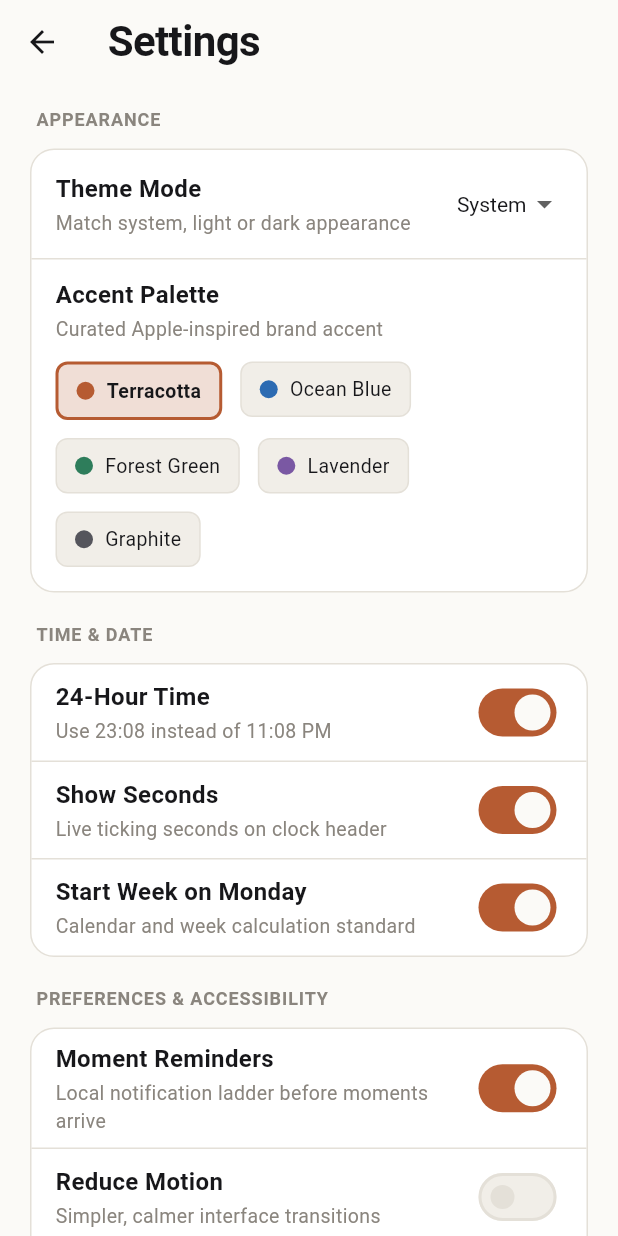
After one commit to kachakaran6/kairos, a Flutter app: the screen it shows after launch, item 2 of the bottom bar chosen, after a tap on the "settings" icon, on a phone screen of 412 x 824 dp. The commit adds this screen. Run offline on Flutter 3.47's test engine with Material 3 defaults, Android fonts, the phone set to English and light mode, and no system bars; our stand-ins replace flutter_riverpod, shared_preferences.

Commit message:
feat(settings): add comprehensive personal settings center with persistence

```diff
--- a/lib/app/shell/kairos_shell.dart
+++ b/lib/app/shell/kairos_shell.dart
@@ -13,6 +13,7 @@ import '../../features/moments/domain/moment_phase.dart';
 import '../../features/moments/presentation/moment_controller.dart';
 import '../../features/moments/presentation/moment_detail_page.dart';
 import '../../features/moments/presentation/moment_list_tab.dart';
+import '../../features/settings/presentation/settings_page.dart';
 import '../../features/stopwatch/presentation/stopwatch_page.dart';
 import '../../features/timer/presentation/timer_page.dart';
 import '../../features/world_clock/presentation/world_clock_page.dart';
@@ -80,7 +81,22 @@ class _NowPage extends ConsumerWidget {
             vertical: Space.lg,
           ),
           children: <Widget>[
-            _LiveClockBlock(clock: ref.read(clockProvider)),
+            Row(
+              mainAxisAlignment: MainAxisAlignment.spaceBetween,
+              children: [
+                _LiveClockBlock(clock: ref.read(clockProvider)),
+                IconButton(
+                  icon: Icon(Icons.settings_outlined, color: colours.textTertiary),
+                  onPressed: () {
+                    Navigator.of(context).push(
+                      MaterialPageRoute<void>(
+                        builder: (_) => const SettingsPage(),
+                      ),
+                    );
+                  },
+                ),
+              ],
+            ),
             const SizedBox(height: Space.xxl),
             Text(
               'INSTRUMENTS',
--- /dev/null
+++ b/lib/features/settings/domain/user_settings.dart
@@ -0,0 +1,69 @@
+import 'package:flutter/material.dart';
+
+import '../../../core/design/palette_tokens.dart';
+
+enum AccentPalette {
+  terracotta('Terracotta', KairosAccentPalettes.terracottaLight, KairosAccentPalettes.terracottaDark),
+  oceanBlue('Ocean Blue', KairosAccentPalettes.oceanBlueLight, KairosAccentPalettes.oceanBlueDark),
+  forestGreen('Forest Green', KairosAccentPalettes.forestGreenLight, KairosAccentPalettes.forestGreenDark),
+  lavender('Lavender', KairosAccentPalettes.lavenderLight, KairosAccentPalettes.lavenderDark),
+  graphite('Graphite', KairosAccentPalettes.graphiteLight, KairosAccentPalettes.graphiteDark);
+
+  const AccentPalette(this.label, this.lightColor, this.darkColor);
+
+  final String label;
+  final Color lightColor;
+  final Color darkColor;
+}
+
+class UserSettings {
+  const UserSettings({
+    this.themeMode = ThemeMode.system,
+    this.accentPalette = AccentPalette.terracotta,
+    this.use24HourFormat = true,
+    this.showSeconds = true,
+    this.firstDayMonday = true,
+    this.reduceMotion = false,
+    this.highContrast = false,
+    this.notificationsEnabled = true,
+    this.defaultCategory = 'Custom',
+    this.defaultAllDay = true,
+  });
+
+  final ThemeMode themeMode;
+  final AccentPalette accentPalette;
+  final bool use24HourFormat;
+  final bool showSeconds;
+  final bool firstDayMonday;
+  final bool reduceMotion;
+  final bool highContrast;
+  final bool notificationsEnabled;
+  final String defaultCategory;
+  final bool defaultAllDay;
+
+  UserSettings copyWith({
+    ThemeMode? themeMode,
+    AccentPalette? accentPalette,
+    bool? use24HourFormat,
+    bool? showSeconds,
+    bool? firstDayMonday,
+    bool? reduceMotion,
+    bool? highContrast,
+    bool? notificationsEnabled,
+    String? defaultCategory,
+    bool? defaultAllDay,
+  }) {
+    return UserSettings(
+      themeMode: themeMode ?? this.themeMode,
+      accentPalette: accentPalette ?? this.accentPalette,
+      use24HourFormat: use24HourFormat ?? this.use24HourFormat,
+      showSeconds: showSeconds ?? this.showSeconds,
+      firstDayMonday: firstDayMonday ?? this.firstDayMonday,
+      reduceMotion: reduceMotion ?? this.reduceMotion,
+      highContrast: highContrast ?? this.highContrast,
+      notificationsEnabled: notificationsEnabled ?? this.notificationsEnabled,
+      defaultCategory: defaultCategory ?? this.defaultCategory,
+      defaultAllDay: defaultAllDay ?? this.defaultAllDay,
+    );
+  }
+}
--- /dev/null
+++ b/lib/features/settings/presentation/settings_controller.dart
@@ -0,0 +1,107 @@
+import 'package:flutter/material.dart';
+import 'package:flutter_riverpod/flutter_riverpod.dart';
+import 'package:shared_preferences/shared_preferences.dart';
+
+import '../domain/user_settings.dart';
+
+class SettingsController extends Notifier<UserSettings> {
+  static const _themeModeKey = 'kairos_setting_theme_mode';
+  static const _paletteKey = 'kairos_setting_palette';
+  static const _24HourKey = 'kairos_setting_24hour';
+  static const _showSecondsKey = 'kairos_setting_show_seconds';
+  static const _mondayFirstKey = 'kairos_setting_monday_first';
+  static const _reduceMotionKey = 'kairos_setting_reduce_motion';
+  static const _highContrastKey = 'kairos_setting_high_contrast';
+  static const _notificationsKey = 'kairos_setting_notifications';
+
+  @override
+  UserSettings build() {
+    _loadFromPrefs();
+    return const UserSettings();
+  }
+
+  Future<void> _loadFromPrefs() async {
+    final prefs = await SharedPreferences.getInstance();
+    final themeStr = prefs.getString(_themeModeKey);
+    final themeMode = themeStr == 'dark'
+        ? ThemeMode.dark
+        : (themeStr == 'light' ? ThemeMode.light : ThemeMode.system);
+
+    final paletteStr = prefs.getString(_paletteKey);
+    final palette = AccentPalette.values.firstWhere(
+      (p) => p.name == paletteStr,
+      orElse: () => AccentPalette.terracotta,
+    );
+
+    final use24Hour = prefs.getBool(_24HourKey) ?? true;
+    final showSeconds = prefs.getBool(_showSecondsKey) ?? true;
+    final mondayFirst = prefs.getBool(_mondayFirstKey) ?? true;
+    final reduceMotion = prefs.getBool(_reduceMotionKey) ?? false;
+    final highContrast = prefs.getBool(_highContrastKey) ?? false;
+    final notifications = prefs.getBool(_notificationsKey) ?? true;
+
+    state = UserSettings(
+      themeMode: themeMode,
+      accentPalette: palette,
+      use24HourFormat: use24Hour,
+      showSeconds: showSeconds,
+      firstDayMonday: mondayFirst,
+      reduceMotion: reduceMotion,
+      highContrast: highContrast,
+      notificationsEnabled: notifications,
+    );
+  }
+
+  Future<void> setThemeMode(ThemeMode mode) async {
+    state = state.copyWith(themeMode: mode);
+    final prefs = await SharedPreferences.getInstance();
+    final modeStr = mode == ThemeMode.dark ? 'dark' : (mode == ThemeMode.light ? 'light' : 'system');
+    await prefs.setString(_themeModeKey, modeStr);
+  }
+
+  Future<void> setAccentPalette(AccentPalette palette) async {
+    state = state.copyWith(accentPalette: palette);
+    final prefs = await SharedPreferences.getInstance();
+    await prefs.setString(_paletteKey, palette.name);
+  }
+
+  Future<void> set24HourFormat(bool enabled) async {
+    state = state.copyWith(use24HourFormat: enabled);
+    final prefs = await SharedPreferences.getInstance();
+    await prefs.setBool(_24HourKey, enabled);
+  }
+
+  Future<void> setShowSeconds(bool show) async {
+    state = state.copyWith(showSeconds: show);
+    final prefs = await SharedPreferences.getInstance();
+    await prefs.setBool(_showSecondsKey, show);
+  }
+
+  Future<void> setFirstDayMonday(bool monday) async {
+    state = state.copyWith(firstDayMonday: monday);
+    final prefs = await SharedPreferences.getInstance();
+    await prefs.setBool(_mondayFirstKey, monday);
+  }
+
+  Future<void> setReduceMotion(bool reduce) async {
+    state = state.copyWith(reduceMotion: reduce);
+    final prefs = await SharedPreferences.getInstance();
+    await prefs.setBool(_reduceMotionKey, reduce);
+  }
+
+  Future<void> setHighContrast(bool contrast) async {
+    state = state.copyWith(highContrast: contrast);
+    final prefs = await SharedPreferences.getInstance();
+    await prefs.setBool(_highContrastKey, contrast);
+  }
+
+  Future<void> setNotificationsEnabled(bool enabled) async {
+    state = state.copyWith(notificationsEnabled: enabled);
+    final prefs = await SharedPreferences.getInstance();
+    await prefs.setBool(_notificationsKey, enabled);
+  }
+}
+
+final settingsProvider = NotifierProvider<SettingsController, UserSettings>(() {
+  return SettingsController();
+});
--- /dev/null
+++ b/lib/features/settings/presentation/settings_page.dart
@@ -0,0 +1,351 @@
+import 'package:flutter/material.dart';
+import 'package:flutter_riverpod/flutter_riverpod.dart';
+
+import '../../../core/design/radius_tokens.dart';
+import '../../../core/design/spacing_tokens.dart';
+import '../../../core/theme/theme_extension.dart';
+import '../domain/user_settings.dart';
+import 'settings_controller.dart';
+
+class SettingsPage extends ConsumerWidget {
+  const SettingsPage({super.key});
+
+  @override
+  Widget build(BuildContext context, WidgetRef ref) {
+    final kairos = KairosTheme.of(context);
+    final colours = kairos.colours;
+    final settings = ref.watch(settingsProvider);
+    final controller = ref.read(settingsProvider.notifier);
+
+    return Scaffold(
+      backgroundColor: colours.background,
+      appBar: AppBar(
+        title: Text(
+          'Settings',
+          style: kairos.typeScale.title.copyWith(color: colours.textPrimary),
+        ),
+        backgroundColor: colours.background,
+        elevation: 0,
+        iconTheme: IconThemeData(color: colours.textPrimary),
+      ),
+      body: ListView(
+        padding: const EdgeInsets.symmetric(
+          horizontal: Space.phoneMargin,
+          vertical: Space.md,
+        ),
+        children: <Widget>[
+          // Section: Appearance
+          _SectionHeader(title: 'APPEARANCE'),
+          _SettingsContainer(
+            children: <Widget>[
+              _TileRow(
+                title: 'Theme Mode',
+                subtitle: 'Match system, light or dark appearance',
+                trailing: DropdownButton<ThemeMode>(
+                  value: settings.themeMode,
+                  dropdownColor: colours.surface,
+                  style: TextStyle(color: colours.textPrimary),
+                  underline: const SizedBox(),
+                  onChanged: (mode) {
+                    if (mode != null) controller.setThemeMode(mode);
+                  },
+                  items: const [
+                    DropdownMenuItem(value: ThemeMode.system, child: Text('System')),
+                    DropdownMenuItem(value: ThemeMode.light, child: Text('Light')),
+                    DropdownMenuItem(value: ThemeMode.dark, child: Text('Dark')),
+                  ],
+                ),
+              ),
+              const Divider(height: 1),
+              _TileRow(
+                title: 'Accent Palette',
+                subtitle: 'Curated Apple-inspired brand accent',
+                trailing: const SizedBox(),
+              ),
+              Padding(
+                padding: const EdgeInsets.fromLTRB(Space.md, 0, Space.md, Space.md),
+                child: Wrap(
+                  spacing: Space.sm,
+                  runSpacing: Space.sm,
+                  children: AccentPalette.values.map((p) {
+                    final isSelected = settings.accentPalette == p;
+                    final activeColor = colours.isDark ? p.darkColor : p.lightColor;
+                    return InkWell(
+                      borderRadius: BorderRadius.circular(RadiusTokens.sm),
+                      onTap: () => controller.setAccentPalette(p),
+                      child: Container(
+                        padding: const EdgeInsets.symmetric(horizontal: 12, vertical: 8),
+                        decoration: BoxDecoration(
+                          color: isSelected ? activeColor.withValues(alpha: 0.2) : colours.surfaceElevated,
+                          borderRadius: BorderRadius.circular(RadiusTokens.sm),
+                          border: Border.all(
+                            color: isSelected ? activeColor : colours.border,
+                            width: isSelected ? 2 : 1,
+                          ),
+                        ),
+                        child: Row(
+                          mainAxisSize: MainAxisSize.min,
+                          children: [
+                            Container(
+                              width: 12,
+                              height: 12,
+                              decoration: BoxDecoration(
+                                color: activeColor,
+                                shape: BoxShape.circle,
+                              ),
+                            ),
+                            const SizedBox(width: 8),
+                            Text(
+                              p.label,
+                              style: TextStyle(
+                                fontSize: 13,
+                                fontWeight: isSelected ? FontWeight.w600 : FontWeight.normal,
+                                color: colours.textPrimary,
+                              ),
+                            ),
+                          ],
+                        ),
+                      ),
+                    );
+                  }).toList(),
+                ),
+              ),
+            ],
+          ),
+          const SizedBox(height: Space.lg),
+
+          // Section: Time & Date
+          _SectionHeader(title: 'TIME & DATE'),
+          _SettingsContainer(
+            children: <Widget>[
+              _SwitchRow(
+                title: '24-Hour Time',
+                subtitle: 'Use 23:08 instead of 11:08 PM',
+                value: settings.use24HourFormat,
+                onChanged: controller.set24HourFormat,
+              ),
+              const Divider(height: 1),
+              _SwitchRow(
+                title: 'Show Seconds',
+                subtitle: 'Live ticking seconds on clock header',
+                value: settings.showSeconds,
+                onChanged: controller.setShowSeconds,
+              ),
+              const Divider(height: 1),
+              _SwitchRow(
+                title: 'Start Week on Monday',
+                subtitle: 'Calendar and week calculation standard',
+                value: settings.firstDayMonday,
+                onChanged: controller.setFirstDayMonday,
+              ),
+            ],
+          ),
+          const SizedBox(height: Space.lg),
+
+          // Section: Notifications & Accessibility
+          _SectionHeader(title: 'PREFERENCES & ACCESSIBILITY'),
+          _SettingsContainer(
+            children: <Widget>[
+              _SwitchRow(
+                title: 'Moment Reminders',
+                subtitle: 'Local notification ladder before moments arrive',
+                value: settings.notificationsEnabled,
+                onChanged: controller.setNotificationsEnabled,
+              ),
+              const Divider(height: 1),
+              _SwitchRow(
+                title: 'Reduce Motion',
+                subtitle: 'Simpler, calmer interface transitions',
+                value: settings.reduceMotion,
+                onChanged: controller.setReduceMotion,
+              ),
+              const Divider(height: 1),
+              _SwitchRow(
+                title: 'High Contrast Mode',
+                subtitle: 'Enhanced text borders and separations',
+                value: settings.highContrast,
+                onChanged: controller.setHighContrast,
+              ),
+            ],
+          ),
+          const SizedBox(height: Space.lg),
+
+          // Section: Data & About
+          _SectionHeader(title: 'DATA & ABOUT'),
+          _SettingsContainer(
+            children: <Widget>[
+              _TileRow(
+                title: 'Storage Architecture',
+                subtitle: 'Local-first, encrypted offline SQLite',
+                trailing: Text(
+                  'Offline',
+                  style: TextStyle(color: colours.success, fontWeight: FontWeight.w600),
+                ),
+              ),
+              const Divider(height: 1),
+              _TileRow(
+                title: 'Version',
+                subtitle: 'Kairos v1.0.0 (Production Release)',
+                trailing: Text(
+                  '1.0.0+1',
+                  style: TextStyle(color: colours.textTertiary),
+                ),
+              ),
+            ],
+          ),
+          const SizedBox(height: Space.xxl),
+        ],
+      ),
+    );
+  }
+}
+
+class _SectionHeader extends StatelessWidget {
+  const _SectionHeader({required this.title});
+
+  final String title;
+
+  @override
+  Widget build(BuildContext context) {
+    final kairos = KairosTheme.of(context);
+    return Padding(
+      padding: const EdgeInsets.only(left: 4, bottom: Space.sm),
+      child: Text(
+        title,
+        style: kairos.typeScale.section.copyWith(
+          color: kairos.colours.textTertiary,
+          letterSpacing: 0.6,
+          fontSize: 12,
+        ),
+      ),
+    );
+  }
+}
+
+class _SettingsContainer extends StatelessWidget {
+  const _SettingsContainer({required this.children});
+
+  final List<Widget> children;
+
+  @override
+  Widget build(BuildContext context) {
+    final colours = KairosTheme.of(context).colours;
+    return Container(
+      decoration: BoxDecoration(
+        color: colours.surface,
+        borderRadius: BorderRadius.circular(RadiusTokens.lg),
+        border: Border.all(color: colours.border),
+      ),
+      child: Column(
+        crossAxisAlignment: CrossAxisAlignment.stretch,
+        children: children,
+      ),
+    );
+  }
+}
+
+class _TileRow extends StatelessWidget {
+  const _TileRow({
+    required this.title,
+    required this.subtitle,
+    required this.trailing,
+  });
+
+  final String title;
+  final String subtitle;
+  final Widget trailing;
+
+  @override
+  Widget build(BuildContext context) {
+    final kairos = KairosTheme.of(context);
+    final colours = kairos.colours;
+    return Padding(
+      padding: const EdgeInsets.symmetric(horizontal: Space.md, vertical: 12),
+      child: Row(
+        mainAxisAlignment: MainAxisAlignment.spaceBetween,
+        children: [
+          Expanded(
+            child: Column(
+              crossAxisAlignment: CrossAxisAlignment.start,
+              children: [
+                Text(
+                  title,
+                  style: TextStyle(
+                    fontSize: 16,
+                    fontWeight: FontWeight.w600,
+                    color: colours.textPrimary,
+                  ),
+                ),
+                const SizedBox(height: 2),
+                Text(
+                  subtitle,
+                  style: TextStyle(
+                    fontSize: 13,
+                    color: colours.textTertiary,
+                  ),
+                ),
+              ],
+            ),
+          ),
+          trailing,
+        ],
+      ),
+    );
+  }
+}
+
+class _SwitchRow extends StatelessWidget {
+  const _SwitchRow({
+    required this.title,
+    required this.subtitle,
+    required this.value,
+    required this.onChanged,
+  });
+
+  final String title;
+  final String subtitle;
+  final bool value;
+  final ValueChanged<bool> onChanged;
+
+  @override
+  Widget build(BuildContext context) {
+    final kairos = KairosTheme.of(context);
+    final colours = kairos.colours;
+    return Padding(
+      padding: const EdgeInsets.symmetric(horizontal: Space.md, vertical: 8),
+      child: Row(
+        mainAxisAlignment: MainAxisAlignment.spaceBetween,
+        children: [
+          Expanded(
+            child: Column(
+              crossAxisAlignment: CrossAxisAlignment.start,
+              children: [
+                Text(
+                  title,
+                  style: TextStyle(
+                    fontSize: 16,
+                    fontWeight: FontWeight.w600,
+                    color: colours.textPrimary,
+                  ),
+                ),
+                const SizedBox(height: 2),
+                Text(
+                  subtitle,
+                  style: TextStyle(
+                    fontSize: 13,
+                    color: colours.textTertiary,
+                  ),
+                ),
+              ],
+            ),
+          ),
+          Switch.adaptive(
+            value: value,
+            activeTrackColor: colours.accent,
+            onChanged: onChanged,
+          ),
+        ],
+      ),
+    );
+  }
+}
--- a/lib/main.dart
+++ b/lib/main.dart
@@ -4,6 +4,7 @@ import 'package:flutter_riverpod/flutter_riverpod.dart';
 import 'app/shell/kairos_shell.dart';
 import 'app/theme/kairos_theme_data.dart';
 import 'features/alarm/presentation/alarm_watcher.dart';
+import 'features/settings/presentation/settings_controller.dart';
 
 void main() {
   runApp(const KairosApp());
@@ -14,15 +15,27 @@ class KairosApp extends StatelessWidget {
 
   @override
   Widget build(BuildContext context) {
-    return ProviderScope(
-      child: MaterialApp(
-        title: 'Kairos',
-        debugShowCheckedModeBanner: false,
-        theme: KairosThemeData.light(),
-        darkTheme: KairosThemeData.dark(),
-        themeMode: ThemeMode.system,
-        home: const AlarmWatcher(child: KairosShell()),
-      ),
+    return const ProviderScope(
+      child: _KairosAppContent(),
     );
   }
 }
+
+class _KairosAppContent extends ConsumerWidget {
+  const _KairosAppContent();
+
+  @override
+  Widget build(BuildContext context, WidgetRef ref) {
+    final settings = ref.watch(settingsProvider);
+    final palette = settings.accentPalette;
+
+    return MaterialApp(
+      title: 'Kairos',
+      debugShowCheckedModeBanner: false,
+      theme: KairosThemeData.light(accentOverride: palette.lightColor),
+      darkTheme: KairosThemeData.dark(accentOverride: palette.darkColor),
+      themeMode: settings.themeMode,
+      home: const AlarmWatcher(child: KairosShell()),
+    );
+  }
+}
```
